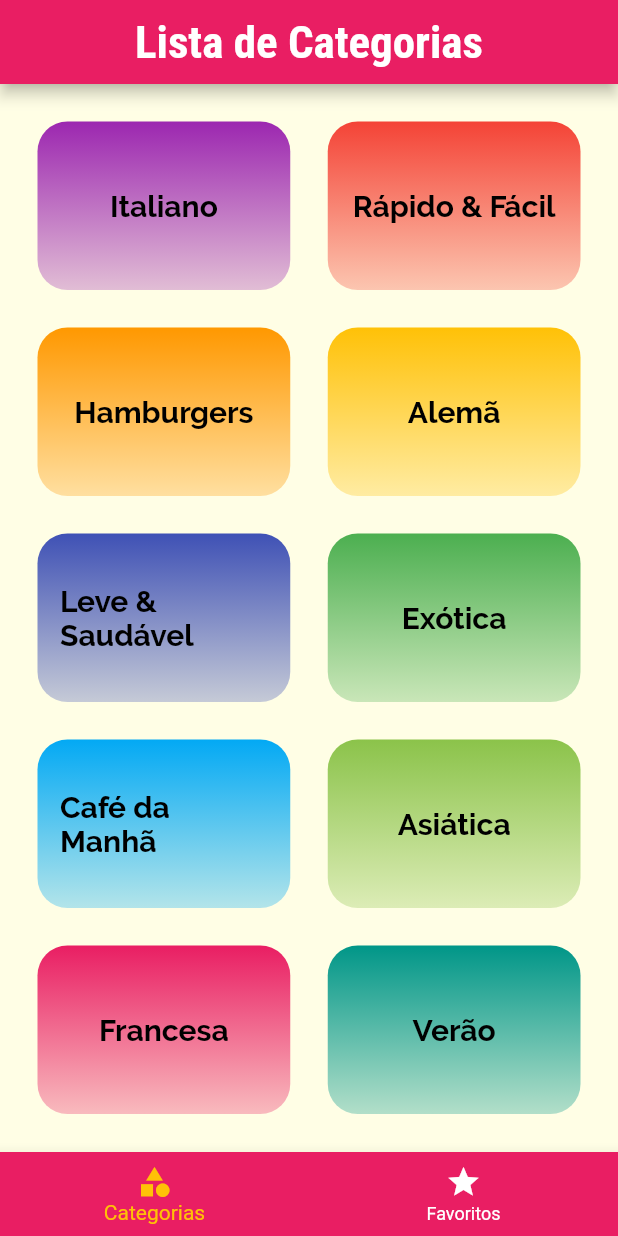
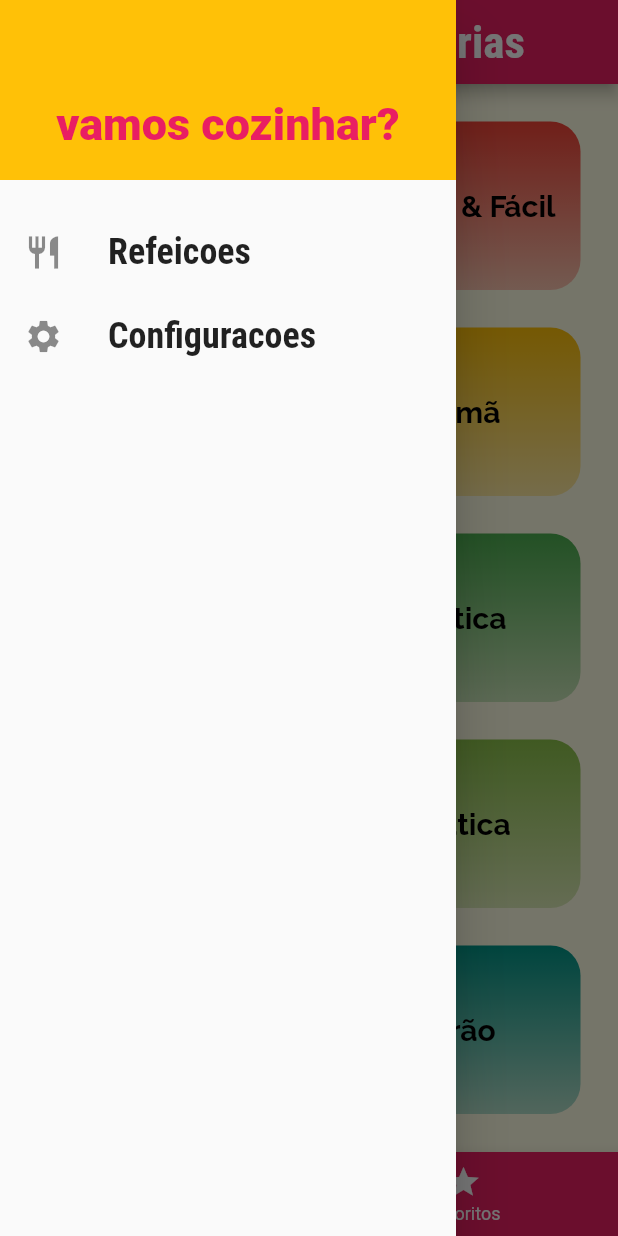
Before and after one commit to ianganciar/navegacao_E_Multiplas_Telas, a Flutter app: the screen it shows after launch, with the side drawer open (before the commit the screen has no drawer), on a phone screen of 412 x 824 dp. Run offline on Flutter 3.47's test engine with Material 2 defaults, Android fonts, the phone set to English and light mode, and no system bars.

Commit message:
Adicionado Drawer

```diff
--- /dev/null
+++ b/meals/lib/components/main_drawer.dart
@@ -0,0 +1,61 @@
+import 'package:flutter/material.dart';
+import '../utils/app_routes.dart';
+
+class MainDrawer extends StatelessWidget {
+  const MainDrawer({Key? key}) : super(key: key);
+
+  Widget _createItem(IconData icon, String label, Function() onTap) {
+    return ListTile(
+      leading: Icon(
+        icon,
+        size: 26,
+      ),
+      title: Text(
+        label,
+        style: const TextStyle(
+            fontFamily: 'RobotoCondensed',
+            fontSize: 24,
+            fontWeight: FontWeight.bold),
+      ),
+      onTap: onTap,
+    );
+  }
+
+  @override
+  Widget build(BuildContext context) {
+    return Drawer(
+      child: Column(
+        children: [
+          Container(
+            height: 120,
+            width: double.infinity,
+            padding: const EdgeInsets.all(20),
+            color: Theme.of(context).colorScheme.secondary,
+            alignment: Alignment.bottomCenter,
+            child: Text(
+              'vamos cozinhar?',
+              style: TextStyle(
+                fontWeight: FontWeight.w900,
+                fontSize: 30,
+                color: Theme.of(context).colorScheme.primary,
+              ),
+            ),
+          ),
+          const SizedBox(
+            height: 20,
+          ),
+          _createItem(
+            Icons.restaurant,
+            'Refeicoes',
+            () => Navigator.of(context).pushNamed(AppRoutes.HOME),
+          ),
+          _createItem(
+            Icons.settings,
+            'Configuracoes',
+            () => Navigator.of(context).pushNamed(AppRoutes.SETTINGS),
+          ),
+        ],
+      ),
+    );
+  }
+}
--- a/meals/lib/main.dart
+++ b/meals/lib/main.dart
@@ -4,6 +4,7 @@ import 'screens/categories_meals_screen.dart';
 import 'utils/app_routes.dart';
 import 'screens/meal_detail_screen.dart';
 import 'screens/tabs_screen.dart';
+import 'screens/settings_screen.dart';
 
 void main() => runApp(const MyApp());
 
@@ -38,9 +39,10 @@ class MyApp extends StatelessWidget {
             )),
       ),
       routes: {
-        AppRoutes.HOME: (ctx) => TabsScreen(),
+        AppRoutes.HOME: (ctx) => const TabsScreen(),
         AppRoutes.CATEGORIES_MEAL: (cxt) => const CategoriesMealsScreen(),
         AppRoutes.MEAL_DETAIL: (cxt) => const MealDetailScreen(),
+        AppRoutes.SETTINGS: (cxt) => const SettingsSreens(),
       },
       onUnknownRoute: (_) {
         return MaterialPageRoute(builder: (a) {
--- /dev/null
+++ b/meals/lib/screens/settings_screen.dart
@@ -0,0 +1,21 @@
+import 'package:flutter/material.dart';
+import 'package:flutter/src/foundation/key.dart';
+import 'package:flutter/src/widgets/framework.dart';
+
+class SettingsSreens extends StatelessWidget {
+  const SettingsSreens({Key? key}) : super(key: key);
+
+  @override
+  Widget build(BuildContext context) {
+    return Scaffold(
+      appBar: AppBar(
+        title: const Center(
+          child: Text('Configuracoes'),
+        ),
+      ),
+      body: const Center(
+        child: Text('Configuracoes'),
+      ),
+    );
+  }
+}
--- a/meals/lib/screens/tabs_screen.dart
+++ b/meals/lib/screens/tabs_screen.dart
@@ -1,8 +1,11 @@
 import 'package:flutter/material.dart';
 import 'category_screen.dart';
 import 'favorite_screen.dart';
+import '../components/main_drawer.dart';
 
 class TabsScreen extends StatefulWidget {
+  const TabsScreen({Key? key}) : super(key: key);
+
   @override
   State<TabsScreen> createState() => _TabsScreenState();
 }
@@ -30,6 +33,7 @@ class _TabsScreenState extends State<TabsScreen> {
           ),
         ),
       ),
+      drawer: const MainDrawer(),
       body: _screen[_selectedScreensIndex]['screen'] as Widget,
       bottomNavigationBar: BottomNavigationBar(
           onTap: _selectSreen,
--- a/meals/lib/utils/app_routes.dart
+++ b/meals/lib/utils/app_routes.dart
@@ -4,4 +4,5 @@ class AppRoutes {
   static const HOME = '/';
   static const CATEGORIES_MEAL = '/categories-meals';
   static const MEAL_DETAIL = '/meal-detail';
+  static const SETTINGS = '/settings';
 }
```
